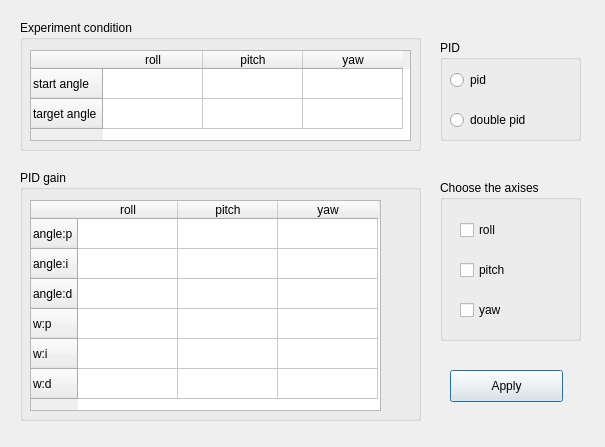
First picture: the form in tunner_gui.ui, repository sungho2574/drone-find-pid-gain-with-ga, before the edit.
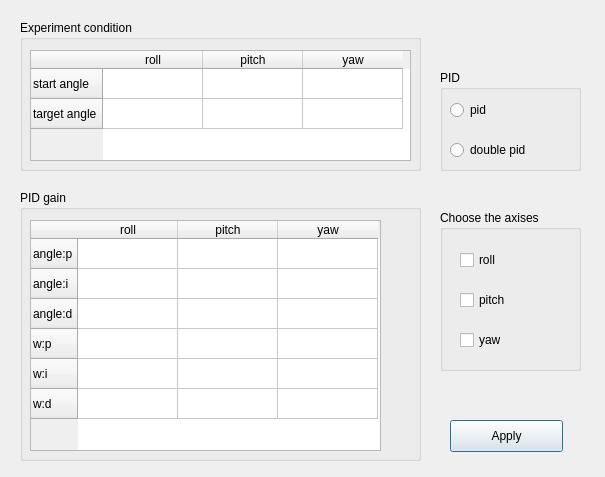
Second picture: the form after the edit.

The edit to the form file:
```diff
--- a/tunner_gui.ui
+++ b/tunner_gui.ui
@@ -7,7 +7,7 @@
     <x>0</x>
     <y>0</y>
     <width>605</width>
-    <height>447</height>
+    <height>477</height>
    </rect>
   </property>
   <property name="windowTitle">
@@ -20,7 +20,7 @@
    <property name="geometry">
     <rect>
      <x>450</x>
-     <y>370</y>
+     <y>420</y>
      <width>113</width>
      <height>32</height>
     </rect>
@@ -33,7 +33,7 @@
    <property name="geometry">
     <rect>
      <x>440</x>
-     <y>40</y>
+     <y>70</y>
      <width>141</width>
      <height>101</height>
     </rect>
@@ -72,9 +72,9 @@
    <property name="geometry">
     <rect>
      <x>20</x>
-     <y>170</y>
+     <y>190</y>
      <width>401</width>
-     <height>251</height>
+     <height>271</height>
     </rect>
    </property>
    <property name="title">
@@ -86,7 +86,7 @@
       <x>10</x>
       <y>30</y>
       <width>351</width>
-      <height>211</height>
+      <height>231</height>
      </rect>
     </property>
     <row>
@@ -145,7 +145,7 @@
    <property name="geometry">
     <rect>
      <x>440</x>
-     <y>180</y>
+     <y>210</y>
      <width>141</width>
      <height>161</height>
     </rect>
@@ -199,7 +199,7 @@
      <x>20</x>
      <y>20</y>
      <width>401</width>
-     <height>131</height>
+     <height>151</height>
     </rect>
    </property>
    <property name="title">
@@ -211,7 +211,7 @@
       <x>10</x>
       <y>30</y>
       <width>381</width>
-      <height>91</height>
+      <height>111</height>
      </rect>
     </property>
     <row>
```
